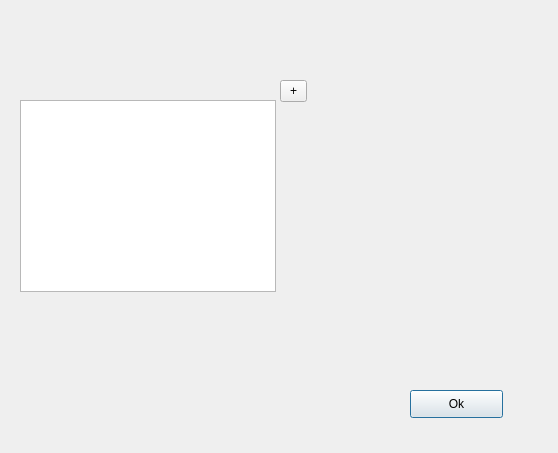
Qt form autopricemanagerdialog.ui (ericsium/poe-qt-regex-editor) before a commit.
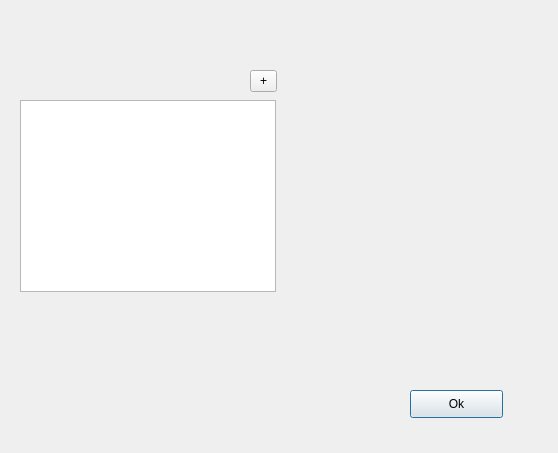
The same form after that commit.

```diff
--- a/autopricemanagerdialog.ui
+++ b/autopricemanagerdialog.ui
@@ -29,8 +29,8 @@
   <widget class="QToolButton" name="toolButton_add">
    <property name="geometry">
     <rect>
-     <x>280</x>
-     <y>80</y>
+     <x>250</x>
+     <y>70</y>
      <width>27</width>
      <height>22</height>
     </rect>
```
